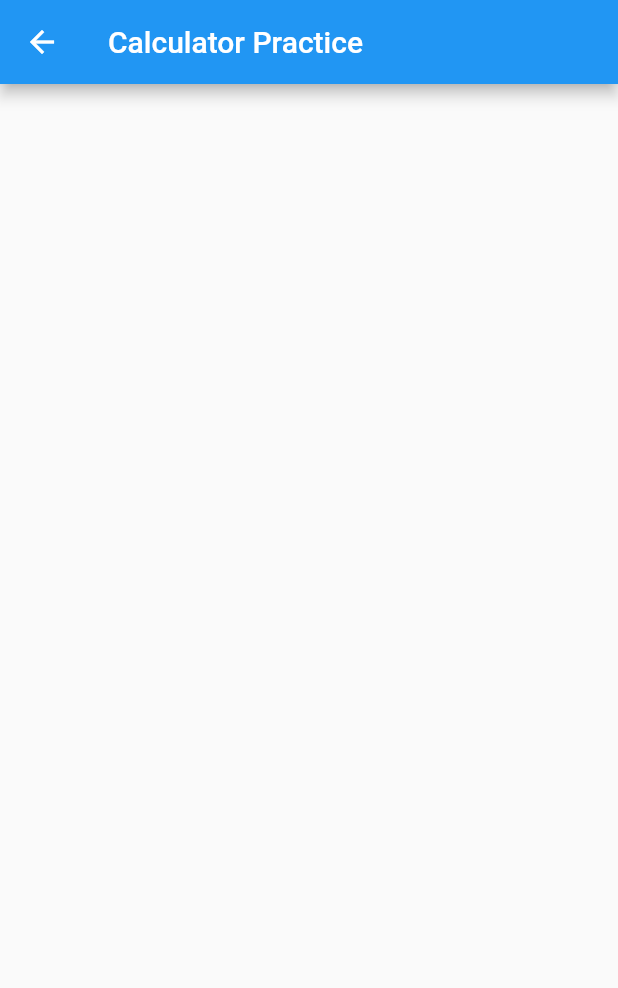
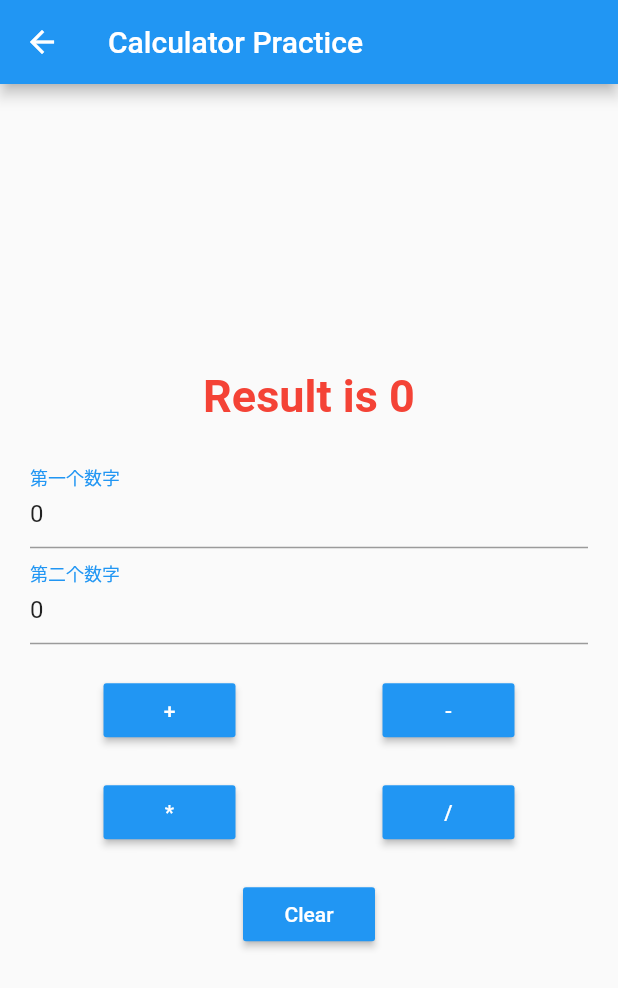
Before and after one commit to BlackFlagBin/flutterpractice, a Flutter app: the CalculatorPracticePage screen opened by its route, on a phone screen of 412 x 824 dp. Shown: the top 988 px of the screen. Run offline on Flutter 3.47's test engine with Material 2 defaults, Android fonts, the phone set to English and light mode, and no system bars.

Commit message:
Calculator Practice; CollapsingToolBar; Swipe To Refresh Practice.

```diff
--- a/lib/main.dart
+++ b/lib/main.dart
@@ -5,6 +5,7 @@ import 'package:flutterpractice/page/collapsing_tool_bar_page.dart';
 import 'package:flutterpractice/page/gridview_page.dart';
 import 'package:flutterpractice/page/layout_page.dart';
 import 'package:flutterpractice/page/step_page.dart';
+import 'package:flutterpractice/page/swipe_to_delete_page.dart';
 import 'package:flutterpractice/page/tab_page.dart';
 import 'package:flutterpractice/page/video_page.dart';
 
@@ -25,6 +26,7 @@ class MyApp extends StatelessWidget {
         "Video": (context) => new VideoPage(),
         "CollapsingToolBar": (context) => new CollapsingToolBarPage(),
         "Calculator Practice": (context) => new CalculatorPracticePage(),
+        "Swipe To Delete Practice": (context) => new SwipeToDeletePage(),
       },
     );
   }
@@ -41,7 +43,6 @@ class _HomePartPageState extends State<HomePartPage> {
   @override
   void initState() {
     super.initState();
-
     _demoList.add("Bottom Navigation Bar");
     _demoList.add("GridView");
     _demoList.add("Tab");
@@ -50,6 +51,7 @@ class _HomePartPageState extends State<HomePartPage> {
     _demoList.add("Video");
     _demoList.add("CollapsingToolBar");
     _demoList.add("Calculator Practice");
+    _demoList.add("Swipe To Delete Practice");
   }
 
   @override
--- a/lib/page/calculator_practice_page.dart
+++ b/lib/page/calculator_practice_page.dart
@@ -6,12 +6,148 @@ class CalculatorPracticePage extends StatefulWidget {
 }
 
 class _CalculatorPracticePageState extends State<CalculatorPracticePage> {
+  int _firstNum = 0;
+  int _secondNum = 0;
+  int _result = 0;
+
+  TextEditingController _firstController = new TextEditingController(text: "0");
+  TextEditingController _secondController =
+      new TextEditingController(text: "0");
+
+  void _add() {
+    setState(() {
+      _firstNum = int.parse(_firstController.text);
+      _secondNum = int.parse(_secondController.text);
+      _result = _firstNum + _secondNum;
+    });
+  }
+
+  void _minus() {
+    setState(() {
+      _firstNum = int.parse(_firstController.text);
+      _secondNum = int.parse(_secondController.text);
+      _result = _firstNum - _secondNum;
+    });
+  }
+
+  void _multiply() {
+    setState(() {
+      _firstNum = int.parse(_firstController.text);
+      _secondNum = int.parse(_secondController.text);
+      _result = _firstNum * _secondNum;
+    });
+  }
+
+  void _divide() {
+    setState(() {
+      _firstNum = int.parse(_firstController.text);
+      _secondNum = int.parse(_secondController.text);
+      _result = _firstNum ~/ _secondNum;
+    });
+  }
+
+  void _clear() {
+    setState(() {
+      _firstController.text = "";
+      _secondController.text = "";
+      _firstNum = 0;
+      _secondNum = 0;
+      _result = 0;
+    });
+  }
+
   @override
   Widget build(BuildContext context) {
     return new Scaffold(
       appBar: new AppBar(
         title: new Text("Calculator Practice"),
       ),
+      body: new Container(
+        padding: const EdgeInsets.all(20.0),
+        child: new Column(
+          mainAxisAlignment: MainAxisAlignment.center,
+          crossAxisAlignment: CrossAxisAlignment.center,
+          children: <Widget>[
+            new Text(
+              "Result is $_result",
+              style: new TextStyle(
+                  color: Colors.red,
+                  fontSize: 30.0,
+                  fontWeight: FontWeight.bold),
+            ),
+            new Padding(padding: const EdgeInsets.only(top: 20.0)),
+            new TextField(
+              controller: _firstController,
+              decoration: new InputDecoration(
+                  hintText: "请输入第一个数字",
+                  labelText: "第一个数字",
+                  labelStyle: new TextStyle(color: Colors.blue)),
+              keyboardType: TextInputType.number,
+            ),
+            new TextField(
+              controller: _secondController,
+              decoration: new InputDecoration(
+                  hintText: "请输入第二个数字",
+                  labelText: "第二个数字",
+                  labelStyle: new TextStyle(color: Colors.blue)),
+              keyboardType: TextInputType.number,
+            ),
+            new Padding(padding: const EdgeInsets.only(top: 20.0)),
+            new Row(
+              mainAxisAlignment: MainAxisAlignment.spaceAround,
+              children: <Widget>[
+                new MaterialButton(
+                  onPressed: _add,
+                  child: new Text(
+                    "+",
+                    style: new TextStyle(color: Colors.white),
+                  ),
+                  color: Colors.blue,
+                ),
+                new MaterialButton(
+                  onPressed: _minus,
+                  child: new Text(
+                    "-",
+                    style: new TextStyle(color: Colors.white),
+                  ),
+                  color: Colors.blue,
+                ),
+              ],
+            ),
+            new Padding(padding: const EdgeInsets.only(top: 20.0)),
+            new Row(
+              mainAxisAlignment: MainAxisAlignment.spaceAround,
+              children: <Widget>[
+                new MaterialButton(
+                  onPressed: _multiply,
+                  child: new Text(
+                    "*",
+                    style: new TextStyle(color: Colors.white),
+                  ),
+                  color: Colors.blue,
+                ),
+                new MaterialButton(
+                  onPressed: _divide,
+                  child: new Text(
+                    "/",
+                    style: new TextStyle(color: Colors.white),
+                  ),
+                  color: Colors.blue,
+                ),
+              ],
+            ),
+            new Padding(padding: const EdgeInsets.only(top: 20.0)),
+            new MaterialButton(
+              onPressed: _clear,
+              child: new Text(
+                "Clear",
+                style: new TextStyle(color: Colors.white),
+              ),
+              color: Colors.blue,
+            )
+          ],
+        ),
+      ),
     );
   }
 }
--- a/pubspec.yaml
+++ b/pubspec.yaml
@@ -8,7 +8,6 @@ dependencies:
   # The following adds the Cupertino Icons font to your application.
   # Use with the CupertinoIcons class for iOS style icons.
   cupertino_icons: ^0.1.2
-  video_player: ^0.5.4
 
 dev_dependencies:
   flutter_test:
```
Also changed, not shown: lib/page/collapsing_tool_bar_page.dart (+17 -2 lines), lib/page/swipe_to_delete_page.dart (added, +43 -0 lines), pubspec.lock.
